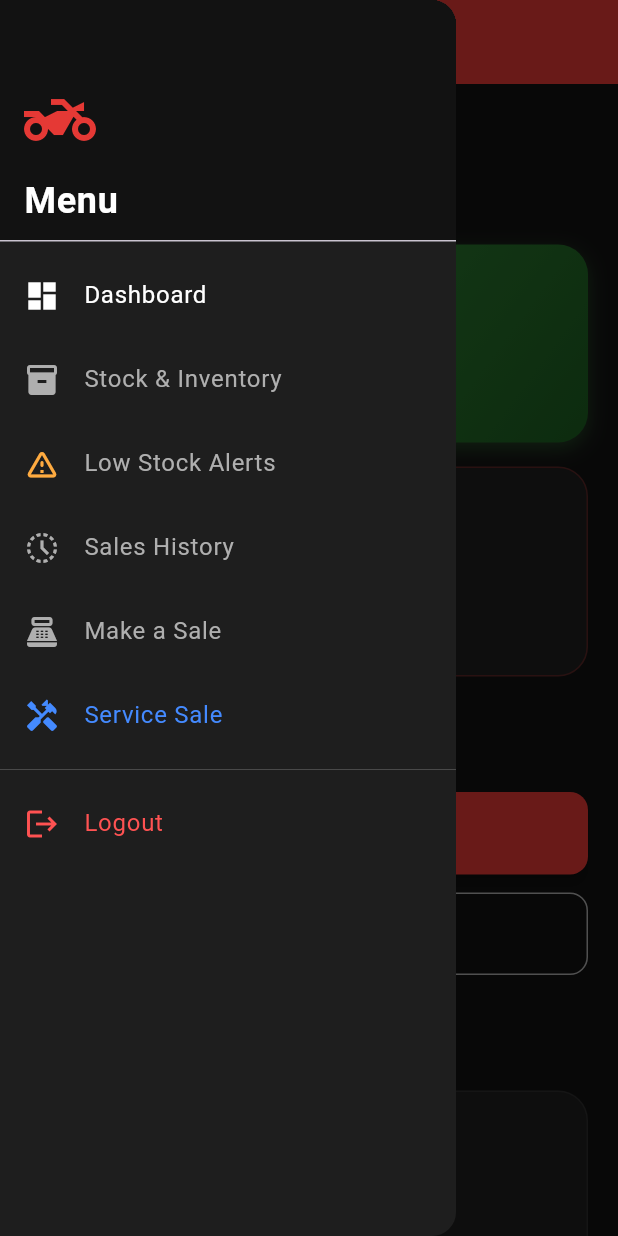
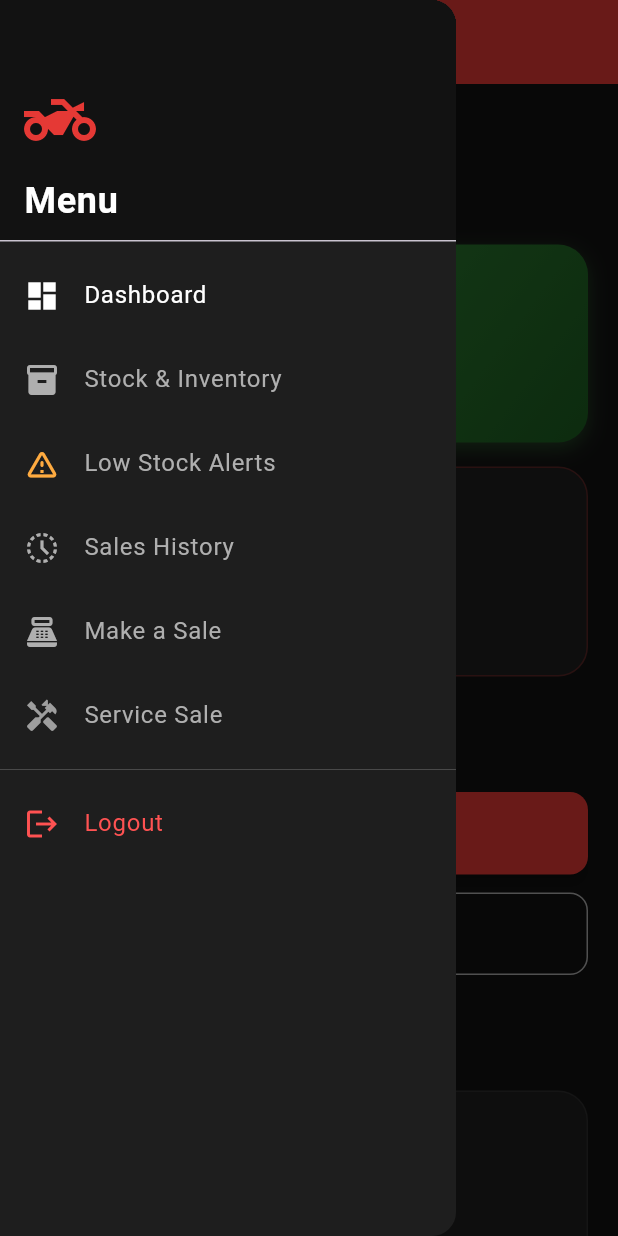
Before and after one commit to topmasum/Motor-shop-manager-App, a Flutter app: the screen it shows once a user with an empty profile is signed in, with the side drawer open, on a phone screen of 412 x 824 dp. Run offline on Flutter 3.47's test engine with Material 3 defaults, Android fonts, the phone set to English and light mode, and no system bars; drawn by our look-alikes of fl_chart; our stand-ins replace cloud_firestore, firebase_auth, firebase_core, flutter_dotenv, screenshot, share_plus and 1 more; accounts and stored records are empty.

Commit message:
color changed

```diff
--- a/lib/features/home/screens/home_screen.dart
+++ b/lib/features/home/screens/home_screen.dart
@@ -87,8 +87,8 @@ class HomeScreen extends StatelessWidget {
               },
             ),
             ListTile(
-              leading: const Icon(Icons.handyman, color: Colors.blueAccent), // Different icon!
-              title: const Text('Service Sale', style: TextStyle(color: Colors.blueAccent)),
+              leading: const Icon(Icons.handyman, color: Colors.grey), // Different icon!
+              title: const Text('Service Sale', style: TextStyle(color: AppColors.textSecondary)),
               onTap: () {
                 Navigator.pop(context);
                 // Make sure to import ServiceSaleScreen at the top of home_screen.dart!
```
